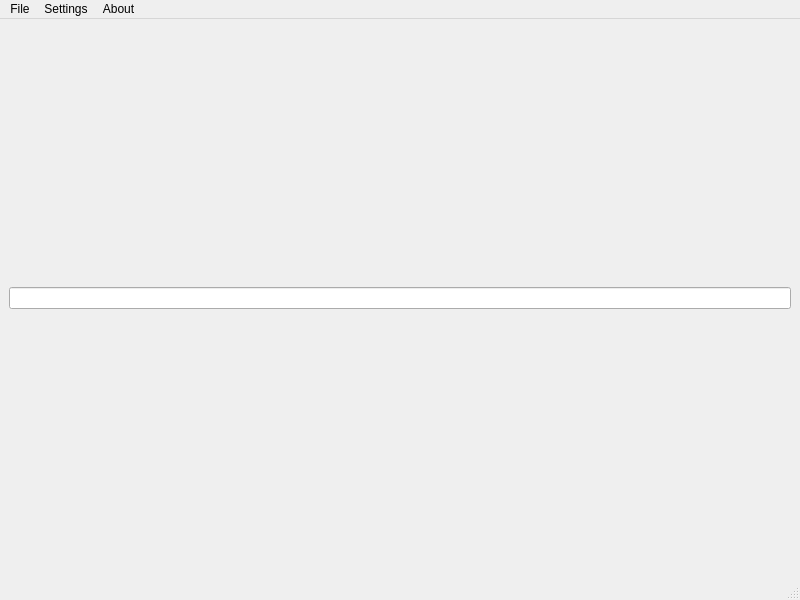
Andrei-Raev/ElectricalComponents, file mainwindow.ui: the form before one commit.
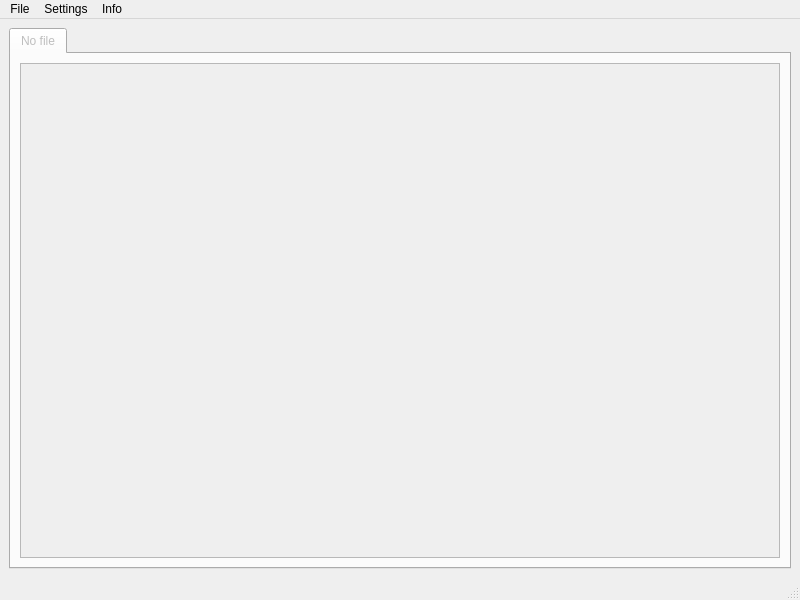
The form after the commit.

```diff
--- a/mainwindow.ui
+++ b/mainwindow.ui
@@ -16,7 +16,28 @@
   <widget class="QWidget" name="centralwidget">
    <layout class="QVBoxLayout" name="verticalLayout">
     <item>
-     <widget class="QLineEdit" name="lineEdit"/>
+     <widget class="QTabWidget" name="tabWidget">
+      <property name="enabled">
+       <bool>false</bool>
+      </property>
+      <property name="currentIndex">
+       <number>0</number>
+      </property>
+      <widget class="QWidget" name="tab">
+       <attribute name="title">
+        <string>No file</string>
+       </attribute>
+       <layout class="QVBoxLayout" name="verticalLayout_2">
+        <item>
+         <widget class="QTableWidget" name="tableWidget">
+          <property name="enabled">
+           <bool>false</bool>
+          </property>
+         </widget>
+        </item>
+       </layout>
+      </widget>
+     </widget>
     </item>
    </layout>
   </widget>
@@ -47,14 +68,14 @@
     </widget>
     <addaction name="menuLanguage"/>
    </widget>
-   <widget class="QMenu" name="menuAbout">
+   <widget class="QMenu" name="menuInfo">
     <property name="title">
-     <string>About</string>
+     <string>Info</string>
     </property>
    </widget>
    <addaction name="menuFile"/>
    <addaction name="menuSettings"/>
-   <addaction name="menuAbout"/>
+   <addaction name="menuInfo"/>
   </widget>
   <widget class="QStatusBar" name="statusbar"/>
   <action name="actionRussian">
```
Left out of the diff: 36 changed lines with no effect on the pictures.
